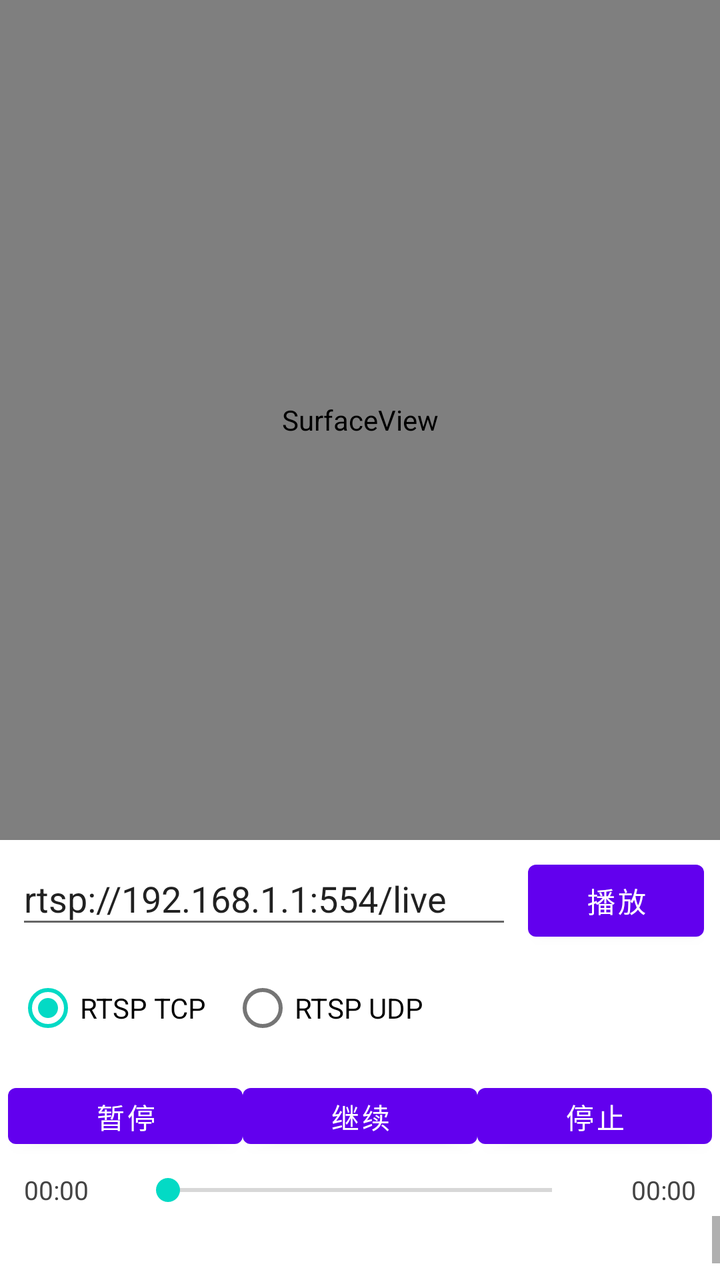
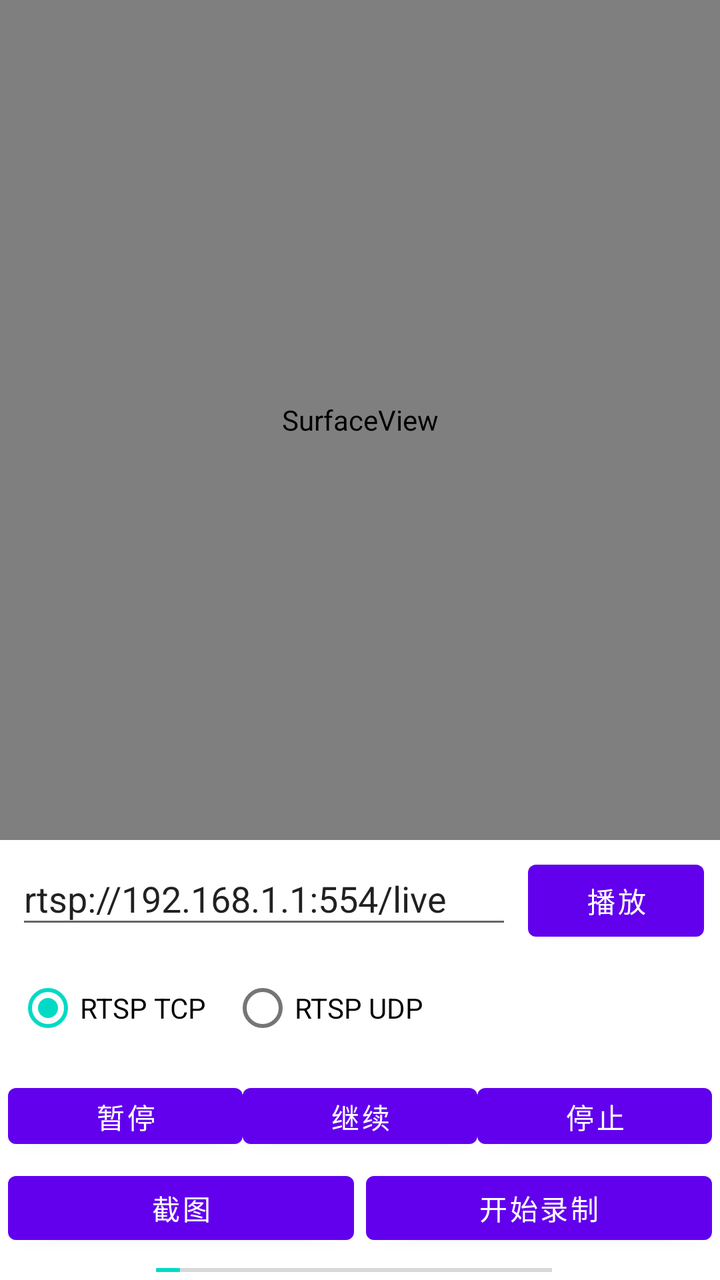

Before-and-after screenshots of an Android layout around one commit, followed by the original layout XML and the change that was made.
<!-- AndroidManifest.xml: application theme Theme.ABCPlayDemo -->
<!-- res/layout/activity_main.xml -->
<?xml version="1.0" encoding="utf-8"?>
<LinearLayout xmlns:android="http://schemas.android.com/apk/res/android"
    android:layout_width="match_parent"
    android:layout_height="match_parent"
    android:orientation="vertical">

    <SurfaceView
        android:id="@+id/surfaceView"
        android:layout_width="match_parent"
        android:layout_height="420dp" />

    <LinearLayout
        android:layout_width="match_parent"
        android:layout_height="wrap_content"
        android:orientation="vertical"
        android:paddingStart="8dp"
        android:paddingTop="6dp"
        android:paddingEnd="8dp"
        android:paddingBottom="6dp">

        <LinearLayout
            android:layout_width="match_parent"
            android:layout_height="wrap_content"
            android:orientation="horizontal">

            <EditText
                android:id="@+id/dataSourceInput"
                android:layout_width="0dp"
                android:layout_height="wrap_content"
                android:layout_weight="1"
                android:hint="输入本地路径或 rtsp:// 地址"
                android:imeOptions="actionDone"
                android:inputType="textUri"
                android:maxLines="1"
                android:singleLine="true"
                android:text="rtsp://192.168.1.1:554/live" />

            <Button
                android:id="@+id/openButton"
                android:layout_width="wrap_content"
                android:layout_height="wrap_content"
                android:layout_marginStart="8dp"
                android:text="播放" />

        </LinearLayout>

        <RadioGroup
            android:id="@+id/transportGroup"
            android:layout_width="wrap_content"
            android:layout_height="wrap_content"
            android:layout_marginTop="6dp"
            android:orientation="horizontal">

            <RadioButton
                android:id="@+id/transportTcpButton"
                android:layout_width="wrap_content"
                android:layout_height="wrap_content"
                android:checked="true"
                android:text="RTSP TCP" />

            <RadioButton
                android:id="@+id/transportUdpButton"
                android:layout_width="wrap_content"
                android:layout_height="wrap_content"
                android:layout_marginStart="12dp"
                android:text="RTSP UDP" />

        </RadioGroup>

    </LinearLayout>

    <LinearLayout
        android:layout_width="match_parent"
        android:layout_height="48dp"
        android:orientation="horizontal"
        android:padding="4dp">

        <Button
            android:id="@+id/pauseButton"
            android:layout_width="0dp"
            android:layout_height="match_parent"
            android:layout_weight="1"
            android:text="暂停" />

        <Button
            android:id="@+id/resumeButton"
            android:layout_width="0dp"
            android:layout_height="match_parent"
            android:layout_weight="1"
            android:text="继续" />

        <Button
            android:id="@+id/stopButton"
            android:layout_width="0dp"
            android:layout_height="match_parent"
            android:layout_weight="1"
            android:text="停止" />

    </LinearLayout>

    <LinearLayout
        android:layout_width="match_parent"
        android:layout_height="wrap_content"
        android:orientation="horizontal"
        android:paddingStart="12dp"
        android:paddingTop="4dp"
        android:paddingEnd="12dp"
        android:paddingBottom="4dp">

        <TextView
            android:id="@+id/currentTimeText"
            android:layout_width="56dp"
            android:layout_height="wrap_content"
            android:gravity="center_vertical"
            android:text="00:00"
            android:textColor="#444444"
            android:textSize="13sp" />

        <SeekBar
            android:id="@+id/progressSeekBar"
            android:layout_width="0dp"
            android:layout_height="wrap_content"
            android:layout_weight="1"
            android:max="1000"
            android:progress="0" />

        <TextView
            android:id="@+id/durationTimeText"
            android:layout_width="56dp"
            android:layout_height="wrap_content"
            android:gravity="center_vertical|end"
            android:text="00:00"
            android:textColor="#444444"
            android:textSize="13sp" />

    </LinearLayout>

    <ScrollView
        android:layout_width="match_parent"
        android:layout_height="0dp"
        android:layout_weight="1">

        <TextView
            android:id="@+id/sample_text"
            android:layout_width="match_parent"
            android:layout_height="wrap_content"
            android:padding="12dp"
            android:textSize="14sp"
            android:textColor="#666666" />

    </ScrollView>

</LinearLayout>
<!-- resources referenced by this layout -->
<resources>
  <style name="Theme.ABCPlayDemo" parent="Theme.MaterialComponents.DayNight.DarkActionBar">
          
          <item name="colorPrimary">@color/purple_500</item>
          <item name="colorPrimaryVariant">@color/purple_700</item>
          <item name="colorOnPrimary">@color/white</item>
          
          <item name="colorSecondary">@color/teal_200</item>
          <item name="colorSecondaryVariant">@color/teal_700</item>
          <item name="colorOnSecondary">@color/black</item>
          
          <item name="android:statusBarColor">?attr/colorPrimaryVariant</item>
          
      </style>
  <color name="purple_500">#FF6200EE</color>
  <color name="purple_700">#FF3700B3</color>
  <color name="white">#FFFFFFFF</color>
  <color name="teal_200">#FF03DAC5</color>
  <color name="teal_700">#FF018786</color>
  <color name="black">#FF000000</color>
</resources>

<!-- the commit's change to res/layout/activity_main.xml (unified diff, before → after) -->
@@ -100,6 +100,31 @@
 
     <LinearLayout
         android:layout_width="match_parent"
+        android:layout_height="48dp"
+        android:orientation="horizontal"
+        android:paddingStart="4dp"
+        android:paddingEnd="4dp"
+        android:paddingBottom="4dp">
+
+        <Button
+            android:id="@+id/captureButton"
+            android:layout_width="0dp"
+            android:layout_height="match_parent"
+            android:layout_weight="1"
+            android:text="截图" />
+
+        <Button
+            android:id="@+id/recordButton"
+            android:layout_width="0dp"
+            android:layout_height="match_parent"
+            android:layout_marginStart="6dp"
+            android:layout_weight="1"
+            android:text="开始录制" />
+
+    </LinearLayout>
+
+    <LinearLayout
+        android:layout_width="match_parent"
         android:layout_height="wrap_content"
         android:orientation="horizontal"
         android:paddingStart="12dp"
@@ -145,8 +170,8 @@
             android:layout_width="match_parent"
             android:layout_height="wrap_content"
             android:padding="12dp"
-            android:textSize="14sp"
-            android:textColor="#666666" />
+            android:textColor="#666666"
+            android:textSize="14sp" />
 
     </ScrollView>
 
